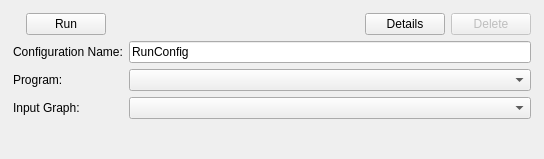
Above: src/developer/runconfiguration.ui from maccth/GP2-editor before the change. Below: the same form after it.
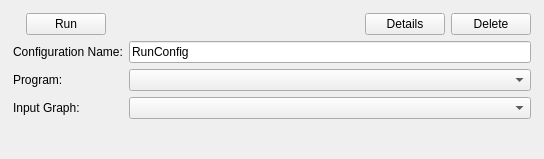
That is the form after the change. Icons and pictures are not drawn.

What changed in the file:
```diff
--- a/src/developer/runconfiguration.ui
+++ b/src/developer/runconfiguration.ui
@@ -85,7 +85,7 @@
         <item>
          <widget class="QPushButton" name="pushButton">
           <property name="enabled">
-           <bool>false</bool>
+           <bool>true</bool>
           </property>
           <property name="text">
            <string>Delete</string>
```
Left out of the diff: 2 changed lines with no effect on the pictures.
